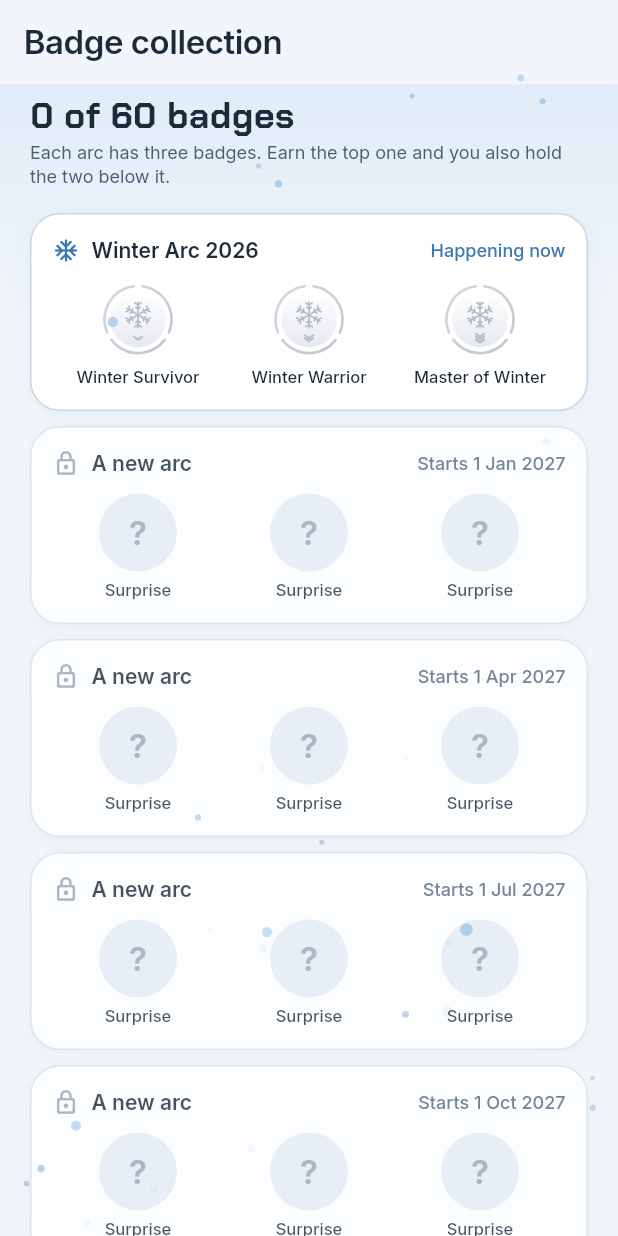
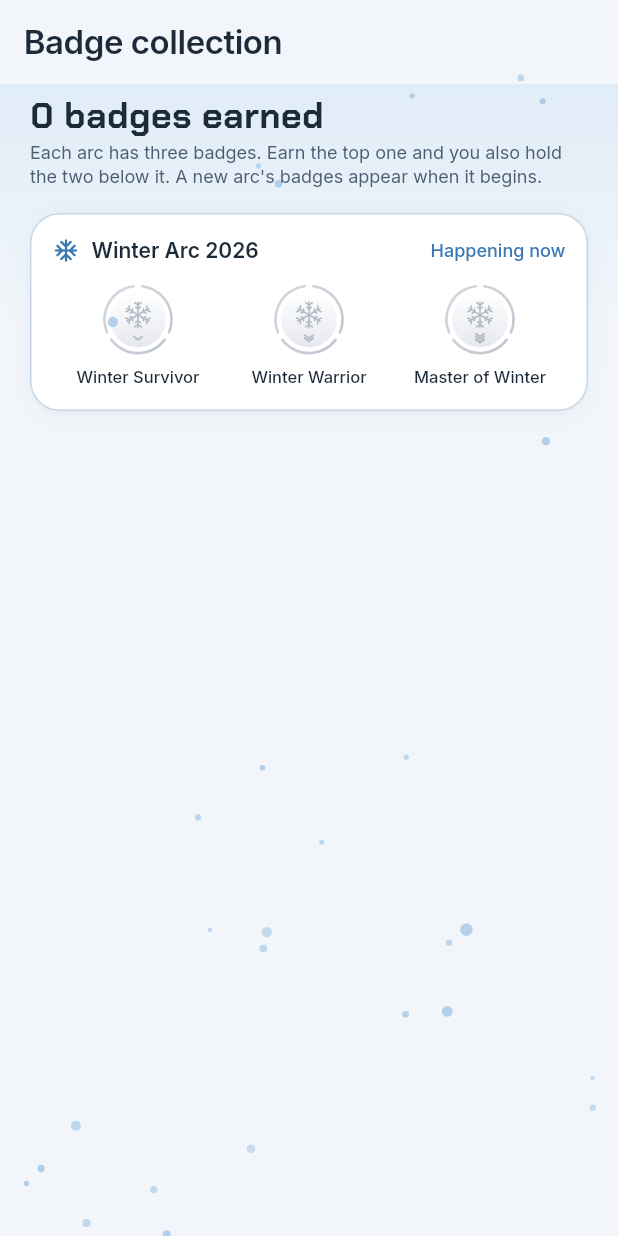
Before and after one commit to sharath-IXVII/fitness-app, a Flutter app: the BadgeCollectionScreen screen opened by its route, on a phone screen of 412 x 824 dp. Run offline on Flutter 3.47's test engine with Material 3 defaults, Android fonts, the phone set to English and light mode, and no system bars; our stand-ins replace audioplayers, camera, clock, cloud_firestore, firebase_auth, firebase_core and 16 more; missing offline and left inert: alarm, flutter_activity_recognition, google_mlkit_pose_detection, pedometer_2, tflite_flutter; accounts and stored records are empty.

Commit message:
Arc badge collection: only the current arc's three badges, plus ones already earned
Co-Authored-By: Claude Sonnet 5.5 <noreply@anthropic.com>
Claude-Session: https://claude.ai/code/session_01TvF5P651VgJYdNxTh8xrqw

```diff
--- a/lib/features/arcs/badge_collection_screen.dart
+++ b/lib/features/arcs/badge_collection_screen.dart
@@ -1,6 +1,5 @@
 import 'package:flutter/material.dart';
 import 'package:flutter_riverpod/flutter_riverpod.dart';
-import 'package:intl/intl.dart';
 
 import '../../core/theme/app_colors.dart';
 import '../../core/widgets/glass_card.dart';
@@ -9,7 +8,8 @@ import 'arc_providers.dart';
 import 'domain/arc.dart';
 import 'widgets/arc_widgets.dart';
 
-/// Every arc badge for five years: earned ones in colour, the rest waiting.
+/// The current arc's three badges, plus the ones earned in past arcs. Arcs
+/// that haven't started yet stay hidden, so their badges are a surprise.
 class BadgeCollectionScreen extends ConsumerWidget {
   const BadgeCollectionScreen({super.key});
 
@@ -19,8 +19,11 @@ class BadgeCollectionScreen extends ConsumerWidget {
     final now = ref.watch(currentArcProvider);
     final current = ref.watch(currentArcResultProvider);
     final earned = {for (final (p, t) in ref.watch(arcBadgesProvider)) p: t};
-    final catalog = arcCatalog();
-    final total = catalog.length * ArcTier.values.length;
+    // This arc, and any past arc where a badge was earned. Nothing upcoming.
+    final shown = [
+      for (final p in arcCatalog())
+        if (p == now || (p.start.isBefore(now.start) && earned[p] != null)) p,
+    ];
     final count = earned.values.fold(0, (a, t) => a + t.index + 1) + (current.earned?.index ?? -1) + 1;
 
     return Scaffold(
@@ -30,20 +33,16 @@ class BadgeCollectionScreen extends ConsumerWidget {
           physics: const BouncingScrollPhysics(),
           padding: const EdgeInsets.fromLTRB(20, 8, 20, 32),
           children: [
-            Text('$count of $total badges', style: text.headlineSmall),
+            Text(count == 1 ? '1 badge earned' : '$count badges earned', style: text.headlineSmall),
             const SizedBox(height: 4),
             Text(
-              'Each arc has three badges. Earn the top one and you also hold the two below it.',
+              'Each arc has three badges. Earn the top one and you also hold the two below it. '
+              'A new arc\'s badges appear when it begins.',
               style: text.bodySmall?.copyWith(color: AppColors.textSecondary),
             ),
             const SizedBox(height: 16),
-            for (final p in catalog) ...[
-              _ArcRow(
-                period: p,
-                tier: p == now ? current.earned : earned[p],
-                isNow: p == now,
-                upcoming: p.start.isAfter(now.start),
-              ),
+            for (final p in shown) ...[
+              _ArcRow(period: p, tier: p == now ? current.earned : earned[p], isNow: p == now),
               const SizedBox(height: 10),
             ],
           ],
@@ -54,20 +53,18 @@ class BadgeCollectionScreen extends ConsumerWidget {
 }
 
 class _ArcRow extends StatelessWidget {
-  const _ArcRow({required this.period, required this.tier, required this.isNow, required this.upcoming});
+  const _ArcRow({required this.period, required this.tier, required this.isNow});
 
   final ArcPeriod period;
 
   /// Highest badge earned in this arc, if any.
   final ArcTier? tier;
   final bool isNow;
-  final bool upcoming;
 
   @override
   Widget build(BuildContext context) {
     final text = Theme.of(context).textTheme;
     final s = period.season;
-    if (upcoming) return _Mystery(period: period);
     final status = isNow
         ? 'Happening now'
         : tier == null
@@ -113,59 +110,3 @@ class _ArcRow extends StatelessWidget {
     );
   }
 }
-
-/// An arc that hasn't started: its look and badges stay a surprise until
-/// the season arrives.
-class _Mystery extends StatelessWidget {
-  const _Mystery({required this.period});
-
-  final ArcPeriod period;
-
-  @override
-  Widget build(BuildContext context) {
-    final text = Theme.of(context).textTheme;
-    return Opacity(
-      opacity: 0.8,
-      child: GlassCard(
-        padding: const EdgeInsets.all(14),
-        child: Column(
-          crossAxisAlignment: CrossAxisAlignment.start,
-          children: [
-            Row(
-              children: [
-                Icon(Icons.lock_outline_rounded, size: 18, color: AppColors.textMuted),
-                const SizedBox(width: 8),
-                Expanded(child: Text('A new arc', style: text.titleSmall)),
-                Text(
-                  'Starts ${DateFormat('d MMM yyyy').format(period.start)}',
-                  style: text.labelMedium?.copyWith(color: AppColors.textTertiary),
-                ),
-              ],
-            ),
-            const SizedBox(height: 10),
-            Row(
-              children: [
-                for (var i = 0; i < ArcTier.values.length; i++)
-                  Expanded(
-                    child: Column(
-                      children: [
-                        Container(
-                          width: 52,
-                          height: 52,
-                          alignment: Alignment.center,
-                          decoration: BoxDecoration(shape: BoxShape.circle, color: AppColors.surfaceHigh),
-                          child: Text('?', style: text.titleLarge?.copyWith(color: AppColors.textMuted)),
-                        ),
-                        const SizedBox(height: 4),
-                        Text('Surprise', style: text.labelSmall),
-                      ],
-                    ),
-                  ),
-              ],
-            ),
-          ],
-        ),
-      ),
-    );
-  }
-}
```
